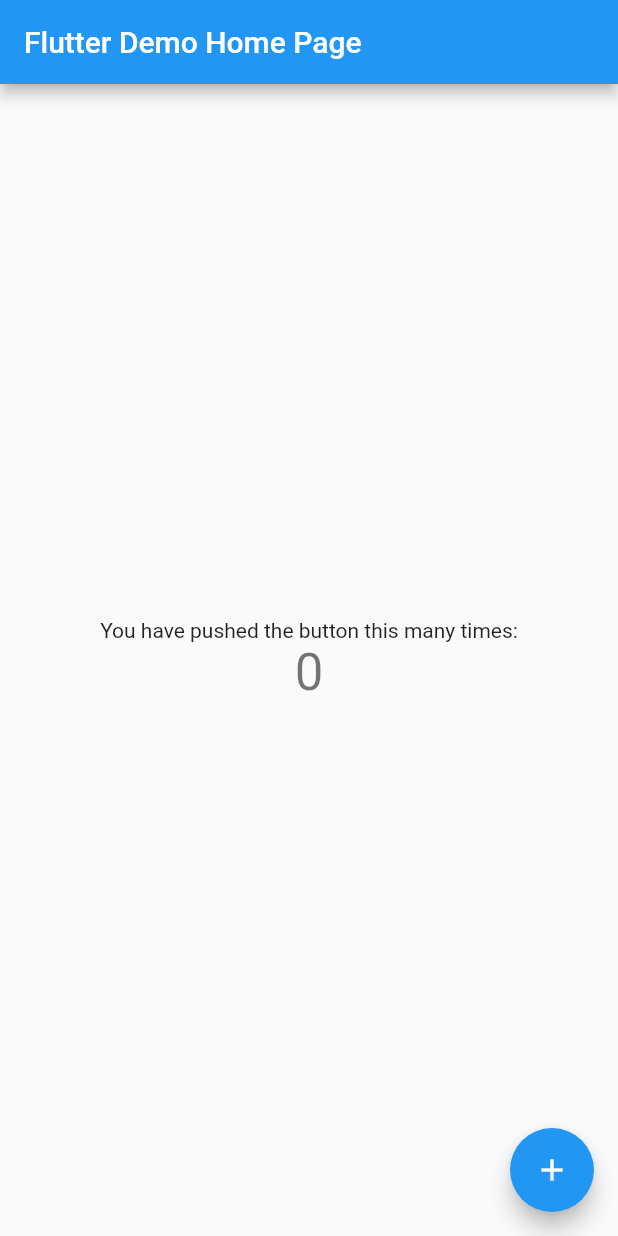
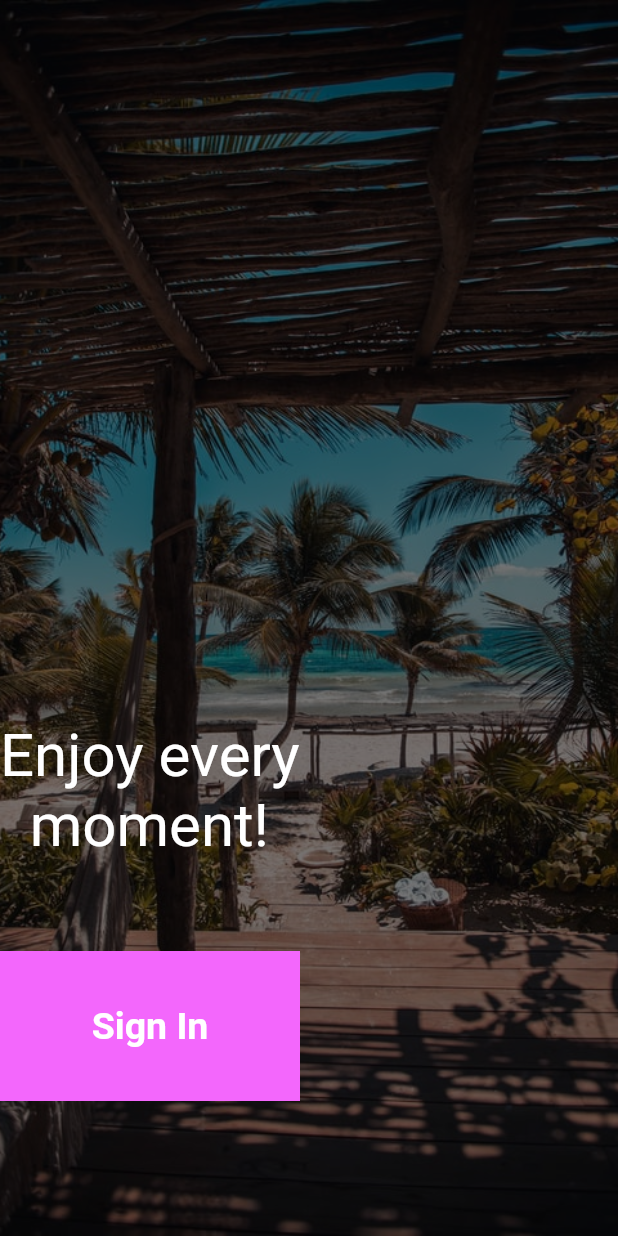
Before and after one commit to priyadarshu/flutter_basic_travel_ui_1, a Flutter app: the screen it shows after launch, on a phone screen of 412 x 824 dp. Run offline on Flutter 3.47's test engine with Material 2 defaults, Android fonts, the phone set to English and light mode, and no system bars; our stand-ins replace google_fonts; Roboto replaces fonts that are missing (Amiri).

Commit message:
Added assets and splash screen images

```diff
--- a/lib/main.dart
+++ b/lib/main.dart
@@ -1,117 +1,15 @@
 import 'package:flutter/material.dart';
+import 'package:flutter_basic_travel_ui/screens/home_page.dart';
+import 'package:flutter_basic_travel_ui/screens/splash_screen.dart';
 
-void main() {
-  runApp(MyApp());
-}
+void main() => runApp(MyApp());
 
 class MyApp extends StatelessWidget {
-  // This widget is the root of your application.
   @override
   Widget build(BuildContext context) {
     return MaterialApp(
-      title: 'Flutter Demo',
-      theme: ThemeData(
-        // This is the theme of your application.
-        //
-        // Try running your application with "flutter run". You'll see the
-        // application has a blue toolbar. Then, without quitting the app, try
-        // changing the primarySwatch below to Colors.green and then invoke
-        // "hot reload" (press "r" in the console where you ran "flutter run",
-        // or simply save your changes to "hot reload" in a Flutter IDE).
-        // Notice that the counter didn't reset back to zero; the application
-        // is not restarted.
-        primarySwatch: Colors.blue,
-        // This makes the visual density adapt to the platform that you run
-        // the app on. For desktop platforms, the controls will be smaller and
-        // closer together (more dense) than on mobile platforms.
-        visualDensity: VisualDensity.adaptivePlatformDensity,
-      ),
-      home: MyHomePage(title: 'Flutter Demo Home Page'),
+      debugShowCheckedModeBanner: false,
+      home: SplashScreen(),
     );
   }
 }
-
-class MyHomePage extends StatefulWidget {
-  MyHomePage({Key key, this.title}) : super(key: key);
-
-  // This widget is the home page of your application. It is stateful, meaning
-  // that it has a State object (defined below) that contains fields that affect
-  // how it looks.
-
-  // This class is the configuration for the state. It holds the values (in this
-  // case the title) provided by the parent (in this case the App widget) and
-  // used by the build method of the State. Fields in a Widget subclass are
-  // always marked "final".
-
-  final String title;
-
-  @override
-  _MyHomePageState createState() => _MyHomePageState();
-}
-
-class _MyHomePageState extends State<MyHomePage> {
-  int _counter = 0;
-
-  void _incrementCounter() {
-    setState(() {
-      // This call to setState tells the Flutter framework that something has
-      // changed in this State, which causes it to rerun the build method below
-      // so that the display can reflect the updated values. If we changed
-      // _counter without calling setState(), then the build method would not be
-      // called again, and so nothing would appear to happen.
-      _counter++;
-    });
-  }
-
-  @override
-  Widget build(BuildContext context) {
-    // This method is rerun every time setState is called, for instance as done
-    // by the _incrementCounter method above.
-    //
-    // The Flutter framework has been optimized to make rerunning build methods
-    // fast, so that you can just rebuild anything that needs updating rather
-    // than having to individually change instances of widgets.
-    return Scaffold(
-      appBar: AppBar(
-        // Here we take the value from the MyHomePage object that was created by
-        // the App.build method, and use it to set our appbar title.
-        title: Text(widget.title),
-      ),
-      body: Center(
-        // Center is a layout widget. It takes a single child and positions it
-        // in the middle of the parent.
-        child: Column(
-          // Column is also a layout widget. It takes a list of children and
-          // arranges them vertically. By default, it sizes itself to fit its
-          // children horizontally, and tries to be as tall as its parent.
-          //
-          // Invoke "debug painting" (press "p" in the console, choose the
-          // "Toggle Debug Paint" action from the Flutter Inspector in Android
-          // Studio, or the "Toggle Debug Paint" command in Visual Studio Code)
-          // to see the wireframe for each widget.
-          //
-          // Column has various properties to control how it sizes itself and
-          // how it positions its children. Here we use mainAxisAlignment to
-          // center the children vertically; the main axis here is the vertical
-          // axis because Columns are vertical (the cross axis would be
-          // horizontal).
-          mainAxisAlignment: MainAxisAlignment.center,
-          children: <Widget>[
-            Text(
-              'You have pushed the button this many times:',
-            ),
-            Text(
-              '$_counter',
-              style: Theme.of(context).textTheme.headline4,
-            ),
-          ],
-        ),
-      ),
-      floatingActionButton: FloatingActionButton(
-        onPressed: _incrementCounter,
-        tooltip: 'Increment',
-        child: Icon(Icons.add),
-      ), // This trailing comma makes auto-formatting nicer for build methods.
-    );
-  }
-}
--- /dev/null
+++ b/lib/screens/home_page.dart
@@ -0,0 +1,13 @@
+import 'package:flutter/material.dart';
+
+class HomePage extends StatefulWidget {
+  @override
+  _HomePageState createState() => _HomePageState();
+}
+
+class _HomePageState extends State<HomePage> {
+  @override
+  Widget build(BuildContext context) {
+    return Scaffold();
+  }
+}
--- /dev/null
+++ b/lib/screens/splash_screen.dart
@@ -0,0 +1,59 @@
+import 'package:flutter/material.dart';
+import 'package:google_fonts/google_fonts.dart';
+
+class SplashScreen extends StatefulWidget {
+  @override
+  _SplashScreenState createState() => _SplashScreenState();
+}
+
+class _SplashScreenState extends State<SplashScreen> {
+  final Color mainColor = Color(0xFFf367fc);
+  @override
+  Widget build(BuildContext context) {
+    return Scaffold(
+      body: Container(
+        decoration: BoxDecoration(
+          image: DecorationImage(
+            image: AssetImage('assets/3.jpg'),
+            fit: BoxFit.cover,
+          ),
+        ),
+        child: Container(
+          color: Colors.black54,
+          child: Stack(
+            children: <Widget>[
+              Container(),
+              Positioned(
+                bottom: 90,
+                child: Container(
+                  height: 100,
+                  width: 200,
+                  color: mainColor,
+                  child: Center(
+                    child: Text(
+                      'Sign In',
+                      style: TextStyle(
+                          fontSize: 25,
+                          color: Colors.white,
+                          fontWeight: FontWeight.bold),
+                    ),
+                  ),
+                ),
+              ),
+              Positioned(
+                bottom: 250,
+                child: Text('Enjoy every \n  moment!',
+                    style: GoogleFonts.amiri(
+                      textStyle: TextStyle(
+                        color: Colors.white,
+                        fontSize: 40,
+                      ),
+                    )),
+              ),
+            ],
+          ),
+        ),
+      ),
+    );
+  }
+}
```
Also changed, not shown: pubspec.yaml (+4 -6 lines), assets/1.jpg (added), assets/2.jpg (added), assets/3.jpg (added), assets/4.jpg (added), assets/image08.jpg (added), pubspec.lock.
